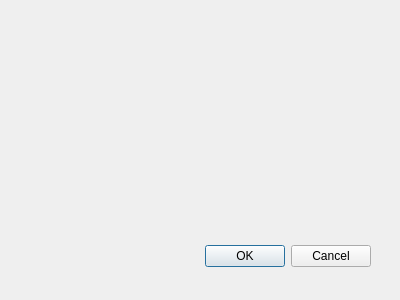
Before: the Qt Designer form prismatriangular.ui in iKrikor/Tarea5-TransformacionesQt-, drawn with Qt 5.
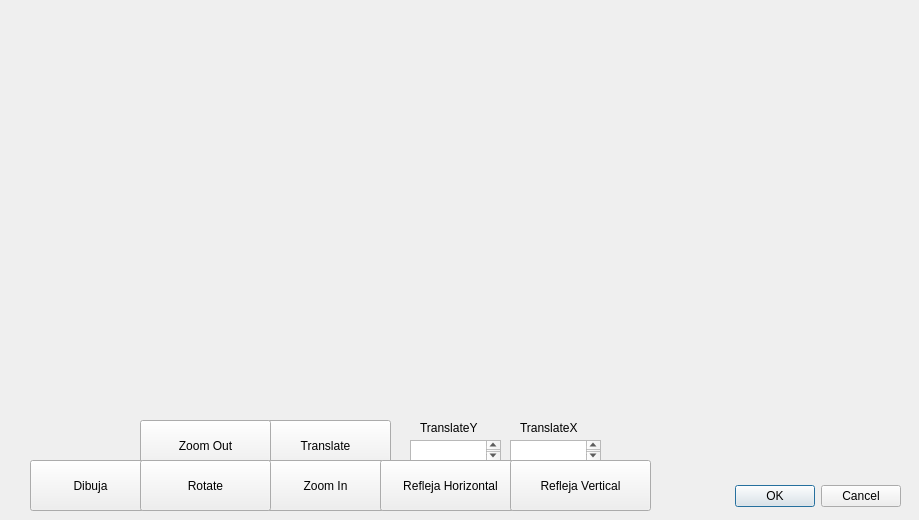
After: the same form once the commit is applied.

The edit to the form file:
```diff
--- a/prismatriangular.ui
+++ b/prismatriangular.ui
@@ -8,8 +8,8 @@
    <rect>
     <x>0</x>
     <y>0</y>
-    <width>400</width>
-    <height>300</height>
+    <width>919</width>
+    <height>520</height>
    </rect>
   </property>
   <property name="windowTitle">
@@ -18,8 +18,8 @@
   <widget class="QDialogButtonBox" name="buttonBox">
    <property name="geometry">
     <rect>
-     <x>30</x>
-     <y>240</y>
+     <x>560</x>
+     <y>480</y>
      <width>341</width>
      <height>32</height>
     </rect>
@@ -31,6 +31,143 @@
     <set>QDialogButtonBox::Cancel|QDialogButtonBox::Ok</set>
    </property>
   </widget>
+  <widget class="QLabel" name="label">
+   <property name="geometry">
+    <rect>
+     <x>520</x>
+     <y>420</y>
+     <width>71</width>
+     <height>16</height>
+    </rect>
+   </property>
+   <property name="text">
+    <string>TranslateX</string>
+   </property>
+  </widget>
+  <widget class="QPushButton" name="pushButton_2">
+   <property name="geometry">
+    <rect>
+     <x>260</x>
+     <y>420</y>
+     <width>131</width>
+     <height>51</height>
+    </rect>
+   </property>
+   <property name="text">
+    <string>Translate</string>
+   </property>
+  </widget>
+  <widget class="QPushButton" name="pushButton_3">
+   <property name="geometry">
+    <rect>
+     <x>140</x>
+     <y>420</y>
+     <width>131</width>
+     <height>51</height>
+    </rect>
+   </property>
+   <property name="text">
+    <string>Zoom Out</string>
+   </property>
+  </widget>
+  <widget class="QPushButton" name="pushButton_4">
+   <property name="geometry">
+    <rect>
+     <x>260</x>
+     <y>460</y>
+     <width>131</width>
+     <height>51</height>
+    </rect>
+   </property>
+   <property name="text">
+    <string>Zoom In</string>
+   </property>
+  </widget>
+  <widget class="QTextEdit" name="transX">
+   <property name="geometry">
+    <rect>
+     <x>510</x>
+     <y>440</y>
+     <width>91</width>
+     <height>21</height>
+    </rect>
+   </property>
+  </widget>
+  <widget class="QPushButton" name="pushButton">
+   <property name="geometry">
+    <rect>
+     <x>30</x>
+     <y>460</y>
+     <width>121</width>
+     <height>51</height>
+    </rect>
+   </property>
+   <property name="text">
+    <string>Dibuja</string>
+   </property>
+  </widget>
+  <widget class="QLabel" name="label_2">
+   <property name="geometry">
+    <rect>
+     <x>420</x>
+     <y>420</y>
+     <width>71</width>
+     <height>16</height>
+    </rect>
+   </property>
+   <property name="text">
+    <string>TranslateY</string>
+   </property>
+  </widget>
+  <widget class="QTextEdit" name="transY">
+   <property name="geometry">
+    <rect>
+     <x>410</x>
+     <y>440</y>
+     <width>91</width>
+     <height>21</height>
+    </rect>
+   </property>
+  </widget>
+  <widget class="QPushButton" name="pushButton_5">
+   <property name="geometry">
+    <rect>
+     <x>140</x>
+     <y>460</y>
+     <width>131</width>
+     <height>51</height>
+    </rect>
+   </property>
+   <property name="text">
+    <string>Rotate</string>
+   </property>
+  </widget>
+  <widget class="QPushButton" name="pushButton_6">
+   <property name="geometry">
+    <rect>
+     <x>380</x>
+     <y>460</y>
+     <width>141</width>
+     <height>51</height>
+    </rect>
+   </property>
+   <property name="text">
+    <string>Refleja Horizontal</string>
+   </property>
+  </widget>
+  <widget class="QPushButton" name="pushButton_7">
+   <property name="geometry">
+    <rect>
+     <x>510</x>
+     <y>460</y>
+     <width>141</width>
+     <height>51</height>
+    </rect>
+   </property>
+   <property name="text">
+    <string>Refleja Vertical</string>
+   </property>
+  </widget>
  </widget>
  <pixmapfunction/>
  <resources/>
```
Left out of the diff: 5 changed lines with no effect on the pictures.
